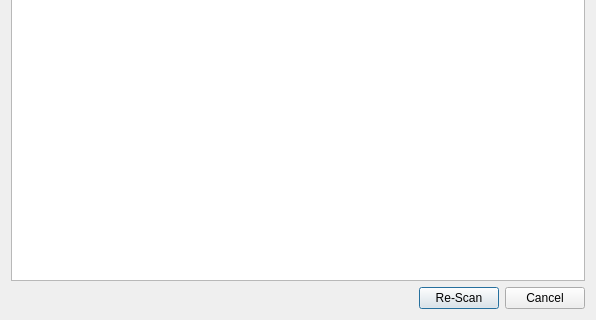
Above: sub3suite/src/Dialogs/FailedScansDialog.ui from 3nock/OTE before the change; both pictures show x 0 to 596 and y 177 to 497 of the 596 by 497 pixel window. Below: the same form after it.
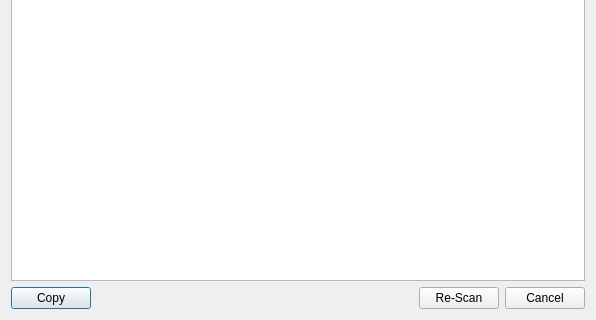
That is the form after the change.

```diff
--- a/sub3suite/src/Dialogs/FailedScansDialog.ui
+++ b/sub3suite/src/Dialogs/FailedScansDialog.ui
@@ -56,6 +56,13 @@
    </item>
    <item>
     <layout class="QHBoxLayout" name="horizontalLayout">
+     <item>
+      <widget class="QPushButton" name="buttonCopy">
+       <property name="text">
+        <string>Copy</string>
+       </property>
+      </widget>
+     </item>
      <item>
       <spacer name="horizontalSpacer">
        <property name="orientation">
```
